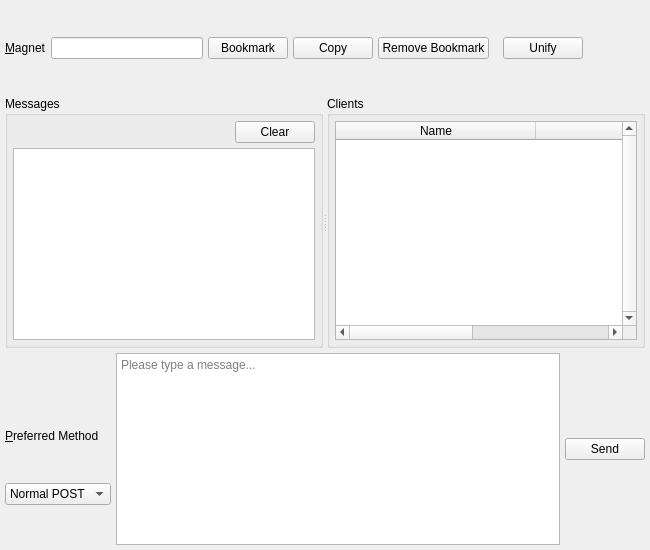
textbrowser/spot-on, file branches/trunk/UI/spot-on-buzzpage.ui: the form before one commit.
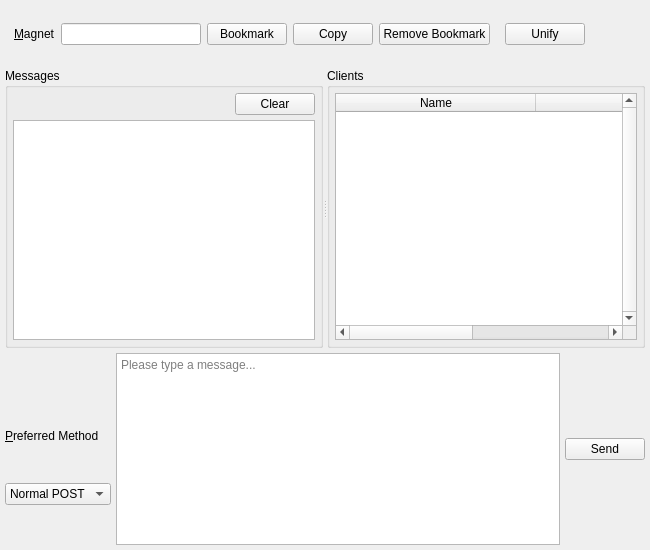
The form after the commit. Custom widgets are drawn as their Qt base class.

```diff
--- a/branches/trunk/UI/spot-on-buzzpage.ui
+++ b/branches/trunk/UI/spot-on-buzzpage.ui
@@ -30,10 +30,14 @@
     <number>5</number>
    </property>
    <item>
+    <widget class="QFrame" name="frame_2">
+     <property name="sizePolicy">
+      <sizepolicy hsizetype="Preferred" vsizetype="Maximum">
+       <horstretch>0</horstretch>
+       <verstretch>0</verstretch>
+      </sizepolicy>
+     </property>
     <layout class="QHBoxLayout" name="horizontalLayout">
-     <property name="spacing">
-      <number>5</number>
-     </property>
      <item>
       <widget class="QLabel" name="label">
        <property name="text">
@@ -102,6 +106,7 @@
       </widget>
      </item>
     </layout>
+    </widget>
    </item>
    <item>
     <widget class="QSplitter" name="splitter">
```
Lines whose indentation alone changed are shown as unchanged.
